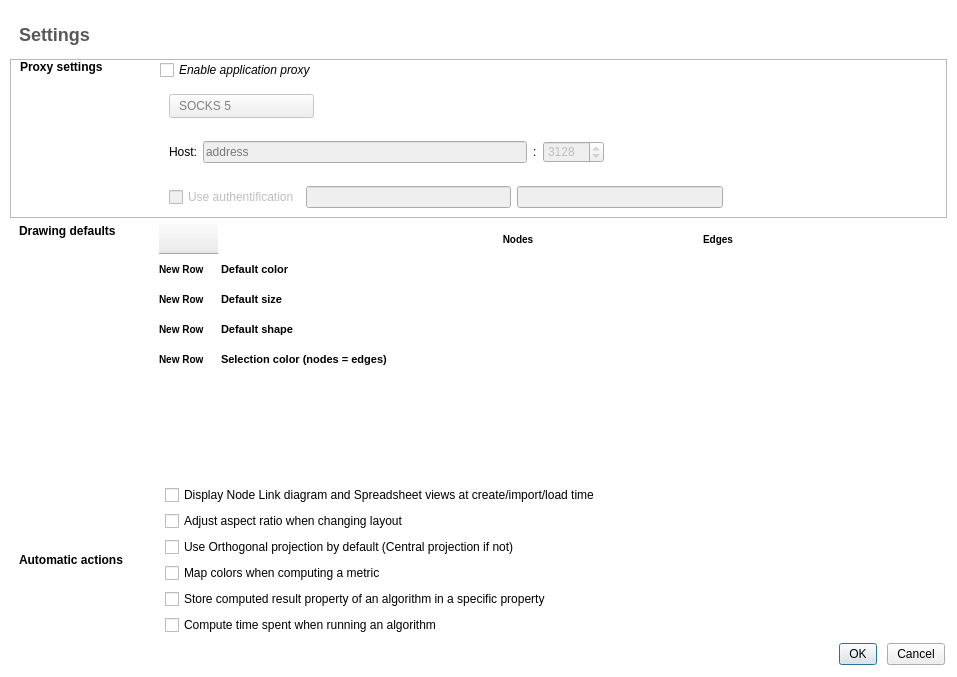
First picture: the form in plugins/perspective/GraphPerspective/designer/PreferencesDialog.ui, repository vadivelselvaraj/TulipGLImprovement, before the edit.
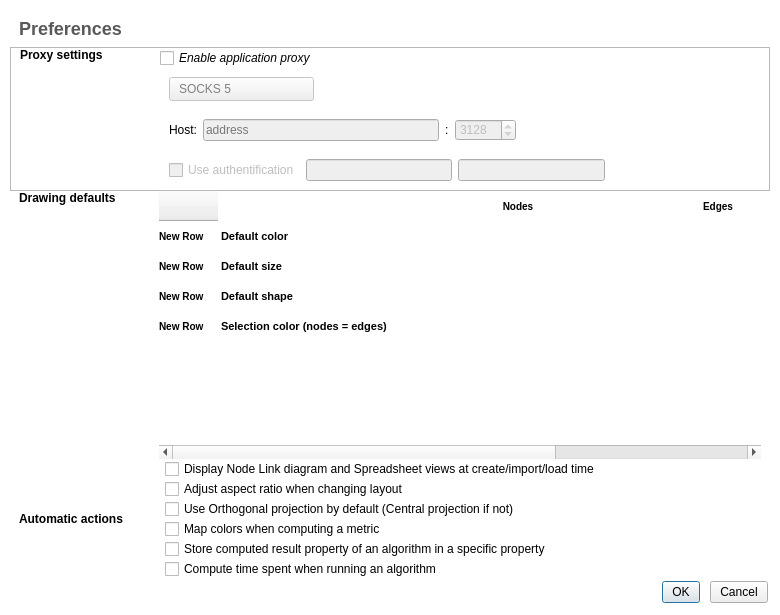
Second picture: the form after the edit. Icons and pictures are not drawn.

Commit message: typo fixes: use Options instead of Settings

The edit to the form file:
```diff
--- a/plugins/perspective/GraphPerspective/designer/PreferencesDialog.ui
+++ b/plugins/perspective/GraphPerspective/designer/PreferencesDialog.ui
@@ -6,8 +6,8 @@
    <rect>
     <x>0</x>
     <y>0</y>
-    <width>957</width>
-    <height>677</height>
+    <width>780</width>
+    <height>615</height>
    </rect>
   </property>
   <property name="minimumSize">
@@ -83,6 +83,9 @@
 }</string>
   </property>
   <layout class="QVBoxLayout" name="verticalLayout">
+   <property name="spacing">
+    <number>0</number>
+   </property>
    <property name="margin">
     <number>10</number>
    </property>
@@ -127,7 +130,7 @@
 color: #595959;</string>
         </property>
         <property name="text">
-         <string>&lt;font size=&quot;5&quot;&gt;Settings&lt;/font&gt;</string>
+         <string>&lt;font size=&quot;5&quot;&gt;Preferences&lt;/font&gt;</string>
         </property>
        </widget>
       </item>
@@ -189,7 +192,7 @@
       <item>
        <layout class="QVBoxLayout" name="networkFrameContents">
         <property name="spacing">
-         <number>5</number>
+         <number>0</number>
         </property>
         <item>
          <widget class="QCheckBox" name="proxyCheck">
@@ -555,6 +558,9 @@
       </item>
       <item>
        <layout class="QVBoxLayout" name="automaticContents">
+        <property name="spacing">
+         <number>0</number>
+        </property>
         <item>
          <widget class="QCheckBox" name="displayDefaultViews">
           <property name="text">
```
Left out of the diff: 2 changed lines with no effect on the pictures. The commit also changes 2 other files.
